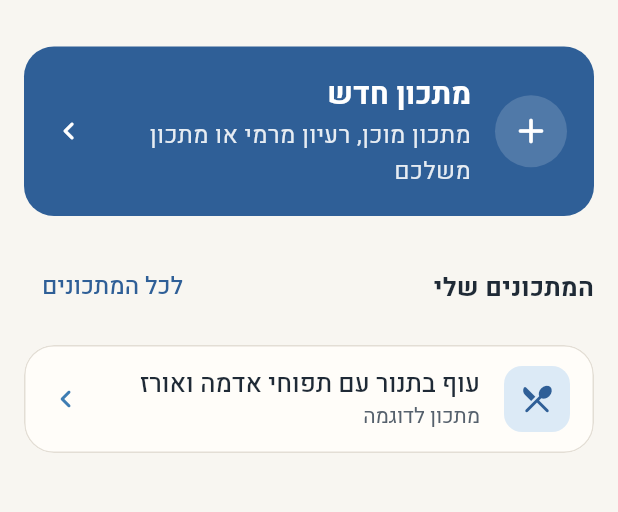
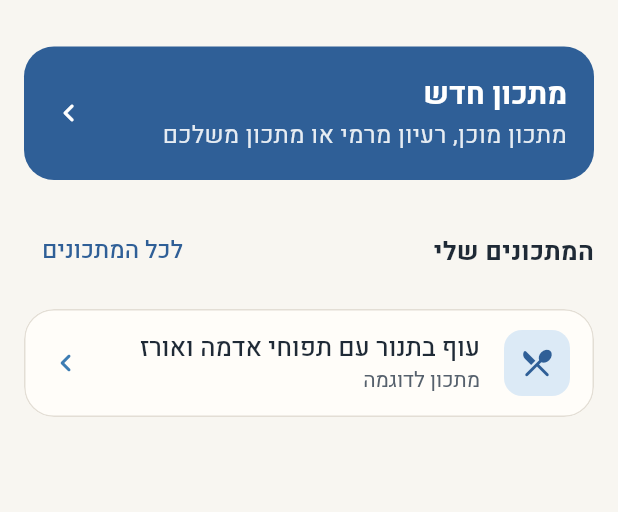
Before and after one commit to shahar-eliyahu/Anyone-Can-Cook-App, a Flutter app: the screen it shows after launch, on a phone screen of 412 x 824 dp, the part 198-710 px from its top. Run offline on Flutter 3.47's test engine with Material 3 defaults, Android fonts, the phone set to English and light mode, and no system bars; our stand-ins replace dio, drift, drift_flutter, flutter_image_compress, flutter_local_notifications, flutter_riverpod and 6 more; accounts and stored records are empty; generated files the repository leaves out were written again; network calls fail.

Commit message:
Remove the plus icon from the home "מתכון חדש" card; beta 0.9.1+4
- PrimaryActionCard shows its text and a single arrow only
- SectionTitle lets its trailing button share the row, so large text no longer
  squeezes the title to nothing
- Test the home card at small and large phone sizes and 2x text
- Version 0.9.1+4 for the next beta build

```diff
--- a/app/lib/core/widgets/app_scaffold.dart
+++ b/app/lib/core/widgets/app_scaffold.dart
@@ -236,7 +236,8 @@ class SectionTitle extends StatelessWidget {
                 child: Text(text, style: Theme.of(context).textTheme.titleMedium?.copyWith(fontWeight: FontWeight.w700)),
               ),
             ),
-            ?trailing,
+            // Shares the row with the title, so with large text neither squeezes the other to nothing.
+            if (trailing case final t?) Flexible(child: Align(alignment: AlignmentDirectional.centerEnd, child: t)),
           ],
         ),
       );
--- a/app/lib/core/widgets/components.dart
+++ b/app/lib/core/widgets/components.dart
@@ -100,11 +100,11 @@ class EmptyState extends StatelessWidget {
   }
 }
 
-/// The one main action of a screen as a large, friendly card (home's "מתכון חדש").
+/// The one main action of a screen as a large, friendly card (home's "מתכון חדש"). Text and a single
+/// arrow only: a leading icon next to the arrow read as two different actions on real phones.
 class PrimaryActionCard extends StatelessWidget {
-  const PrimaryActionCard({super.key, required this.icon, required this.title, this.subtitle, required this.onTap});
+  const PrimaryActionCard({super.key, required this.title, this.subtitle, required this.onTap});
 
-  final IconData icon;
   final String title;
   final String? subtitle;
   final VoidCallback onTap;
@@ -125,12 +125,6 @@ class PrimaryActionCard extends StatelessWidget {
             child: Row(
               spacing: Space.l,
               children: [
-                Container(
-                  width: 48,
-                  height: 48,
-                  decoration: BoxDecoration(color: Colors.white.withValues(alpha: 0.16), shape: BoxShape.circle),
-                  child: Icon(icon, color: theme.colorScheme.onPrimary, size: 28),
-                ),
                 Expanded(
                   child: Column(
                     crossAxisAlignment: CrossAxisAlignment.start,
--- a/app/lib/features/kitchen/kitchen_screen.dart
+++ b/app/lib/features/kitchen/kitchen_screen.dart
@@ -48,7 +48,6 @@ class KitchenScreen extends ConsumerWidget {
           Appear(
             index: 1,
             child: PrimaryActionCard(
-              icon: Icons.add_rounded,
               title: l10n.newRecipe,
               subtitle: l10n.newRecipeSubtitle,
               onTap: () => context.push('/new'),
--- a/app/pubspec.yaml
+++ b/app/pubspec.yaml
@@ -16,7 +16,7 @@ publish_to: 'none' # Remove this line if you wish to publish to pub.dev
 # https://developer.apple.com/library/archive/documentation/General/Reference/InfoPlistKeyReference/Articles/CoreFoundationKeys.html
 # In Windows, build-name is used as the major, minor, and patch parts
 # of the product and file versions while build-number is used as the build suffix.
-version: 0.9.0+2
+version: 0.9.1+4
 
 environment:
   sdk: ^3.13.1
```
Also changed, not shown: 2 other files.
